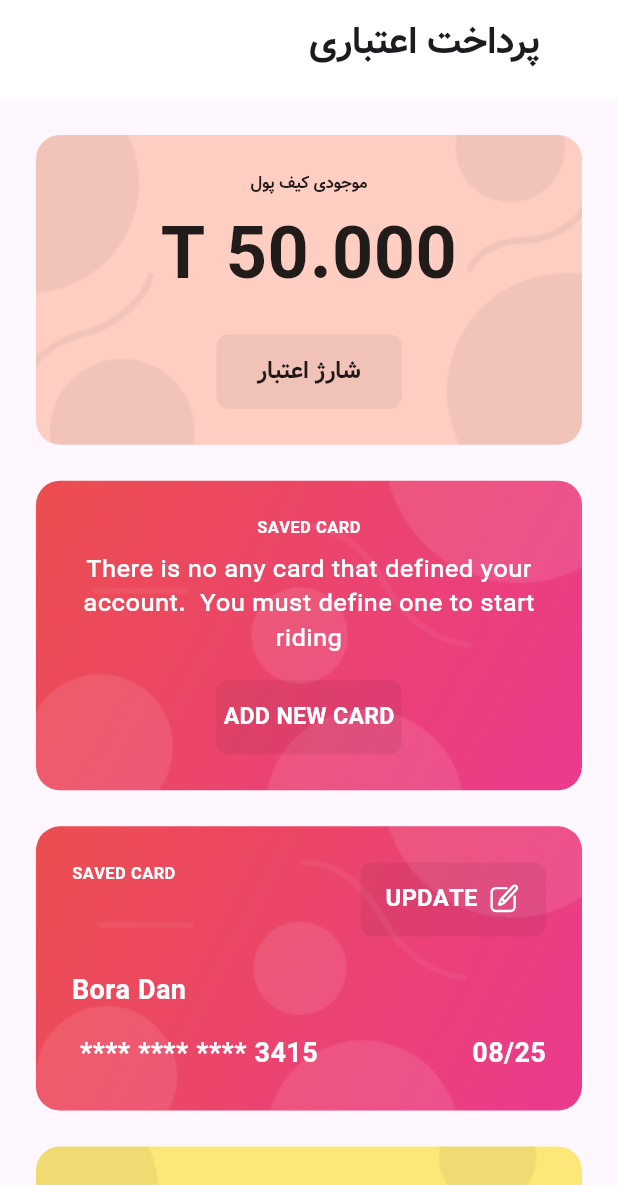
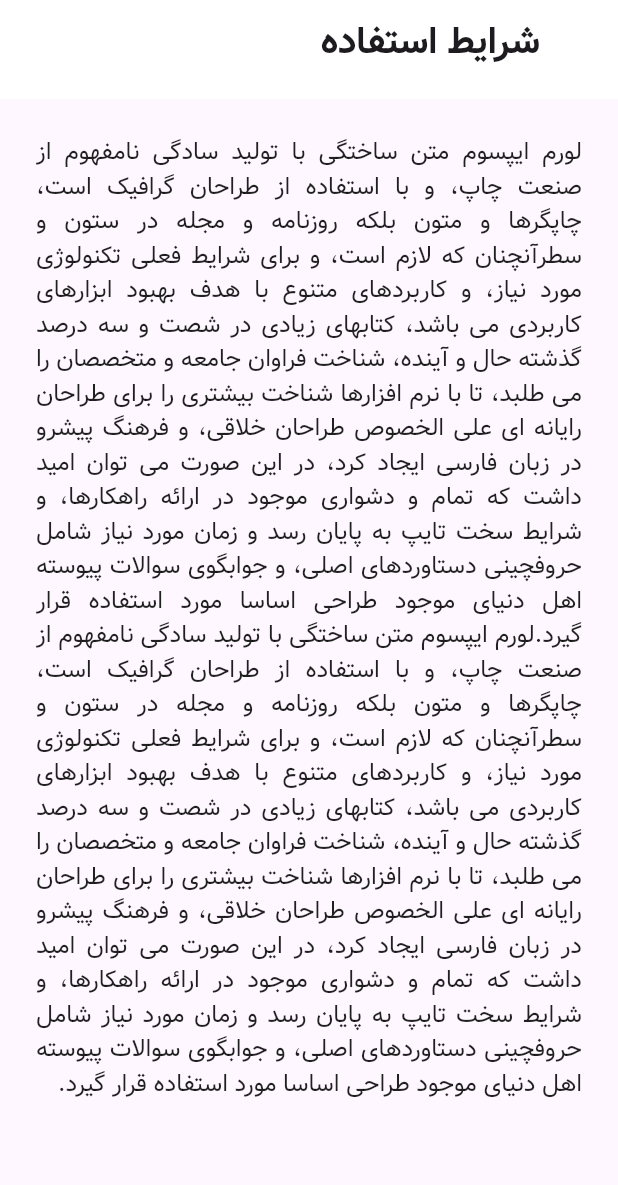
Before and after one commit to Ehsan-abaci/Rio, a Flutter app: the screen it shows after launch, on a phone screen of 412 x 824 dp, the part 51-1236 px from its top. Run offline on Flutter 3.47's test engine with Material 3 defaults, Android fonts, the phone set to English and light mode, and no system bars; our stand-ins replace bloc, equatable, flutter_bloc, flutter_map, flutter_svg, geolocator and 3 more; missing offline and left inert: flutter_map_cancellable_tile_provider, flutter_map_location_marker, qr_code_scanner.

Commit message:
add settings file

```diff
--- /dev/null
+++ b/lib/feature/settings/presentation/screens/terms_of_use_page.dart
@@ -0,0 +1,29 @@
+import 'package:flutter/material.dart';
+import '../../../../core/utils/resources/color_manager.dart';
+import '../../../../core/widgets/custom_appbar_widget.dart';
+
+class TermsOfUsePage extends StatelessWidget {
+  const TermsOfUsePage({super.key});
+
+  @override
+  Widget build(BuildContext context) {
+    return Scaffold(
+      appBar: const CustomAppBarWidget(title: "شرایط استفاده"),
+      body: ListView(
+        children: [
+          Padding(
+            padding: const EdgeInsets.all(24),
+            child: Text(
+              'لورم ایپسوم متن ساختگی با تولید سادگی نامفهوم از صنعت چاپ، و با استفاده از طراحان گرافیک است، چاپگرها و متون بلکه روزنامه و مجله در ستون و سطرآنچنان که لازم است، و برای شرایط فعلی تکنولوژی مورد نیاز، و کاربردهای متنوع با هدف بهبود ابزارهای کاربردی می باشد، کتابهای زیادی در شصت و سه درصد گذشته حال و آینده، شناخت فراوان جامعه و متخصصان را می طلبد، تا با نرم افزارها شناخت بیشتری را برای طراحان رایانه ای علی الخصوص طراحان خلاقی، و فرهنگ پیشرو در زبان فارسی ایجاد کرد، در این صورت می توان امید داشت که تمام و دشواری موجود در ارائه راهکارها، و شرایط سخت تایپ به پایان رسد و زمان مورد نیاز شامل حروفچینی دستاوردهای اصلی، و جوابگوی سوالات پیوسته اهل دنیای موجود طراحی اساسا مورد استفاده قرار گیرد.لورم ایپسوم متن ساختگی با تولید سادگی نامفهوم از صنعت چاپ، و با استفاده از طراحان گرافیک است، چاپگرها و متون بلکه روزنامه و مجله در ستون و سطرآنچنان که لازم است، و برای شرایط فعلی تکنولوژی مورد نیاز، و کاربردهای متنوع با هدف بهبود ابزارهای کاربردی می باشد، کتابهای زیادی در شصت و سه درصد گذشته حال و آینده، شناخت فراوان جامعه و متخصصان را می طلبد، تا با نرم افزارها شناخت بیشتری را برای طراحان رایانه ای علی الخصوص طراحان خلاقی، و فرهنگ پیشرو در زبان فارسی ایجاد کرد، در این صورت می توان امید داشت که تمام و دشواری موجود در ارائه راهکارها، و شرایط سخت تایپ به پایان رسد و زمان مورد نیاز شامل حروفچینی دستاوردهای اصلی، و جوابگوی سوالات پیوسته اهل دنیای موجود طراحی اساسا مورد استفاده قرار گیرد.',
+              textAlign: TextAlign.justify,
+              style: TextStyle(
+                  fontSize: 16,
+                  fontWeight: FontWeight.w400,
+                  color: ColorManager.highEmphasis),
+            ),
+          )
+        ],
+      ),
+    );
+  }
+}
--- a/lib/main.dart
+++ b/lib/main.dart
@@ -8,6 +8,7 @@ import 'package:share_scooter/locator.dart';
 import 'package:flutter_bloc/flutter_bloc.dart';
 
 import 'feature/payment/presentation/screens/credit_payment_page.dart';
+import 'feature/settings/presentation/screens/terms_of_use_page.dart';
 
 void main() async {
   WidgetsFlutterBinding.ensureInitialized();
@@ -58,7 +59,7 @@ class MyApp extends StatelessWidget {
           fontFamily: "Vazir",
           useMaterial3: true,
         ),
-        home: const CreditPaymentPage(),
+        home: const TermsOfUsePage(),
       ),
     );
   }
```
Also changed, not shown: lib/feature/settings/presentation/screens/account_page.dart (added, +13 -0 lines), lib/feature/settings/presentation/screens/change_language_page.dart (added, +13 -0 lines), lib/feature/settings/presentation/screens/setting_page.dart (added, +13 -0 lines).
